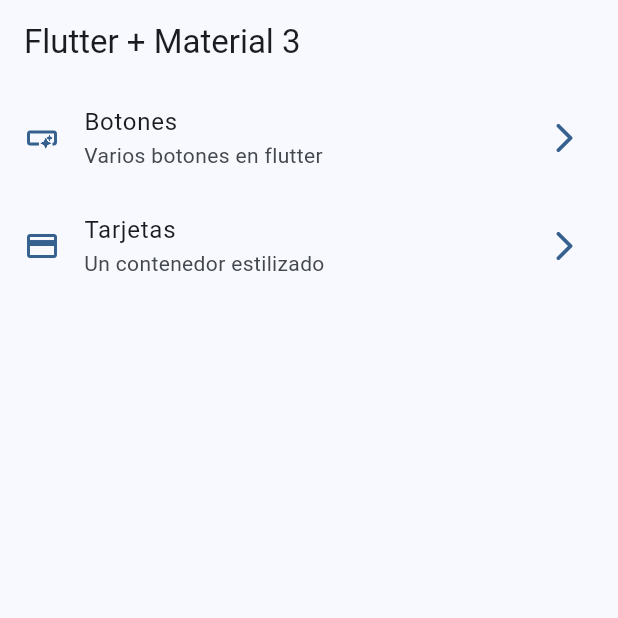
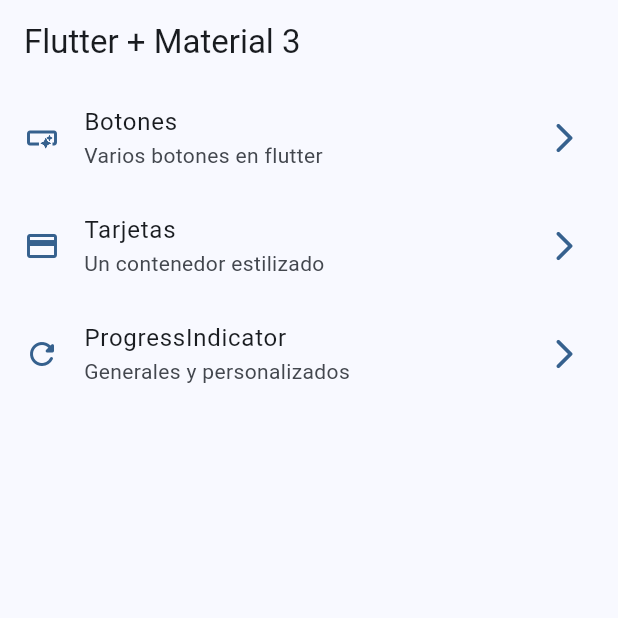
Before and after one commit to carloschamorrohn/widgets_app, a Flutter app: the screen it shows after launch, on a phone screen of 412 x 824 dp, the top half of it. Run offline on Flutter 3.47's test engine with Material 3 defaults, Android fonts, the phone set to English and light mode, and no system bars; our stand-ins replace go_router.

Commit message:
progress indicator

```diff
--- a/lib/config/menu/menu_items.dart
+++ b/lib/config/menu/menu_items.dart
@@ -27,4 +27,10 @@ const appMenuItems = <MenuItem>[
     link: '/cards',
     icon: Icons.credit_card,
   ),
+  MenuItem(
+    title: 'ProgressIndicator',
+    subtitle: 'Generales y personalizados',
+    link: '/progress',
+    icon: Icons.refresh_rounded,
+  ),
 ];
--- a/lib/config/router/app_router.dart
+++ b/lib/config/router/app_router.dart
@@ -22,5 +22,10 @@ final appRouter = GoRouter(
       name: CardsScreen.name,
       builder: (context, state) => const CardsScreen(),
     ),
+    GoRoute(
+      path: '/progress',
+      name: ProgressScreen.name,
+      builder: (context, state) => const ProgressScreen(),
+    ),
   ],
 );
```
Also changed, not shown: lib/config/presentation/screens/progress/progress_screen.dart (+62 -1 lines).
